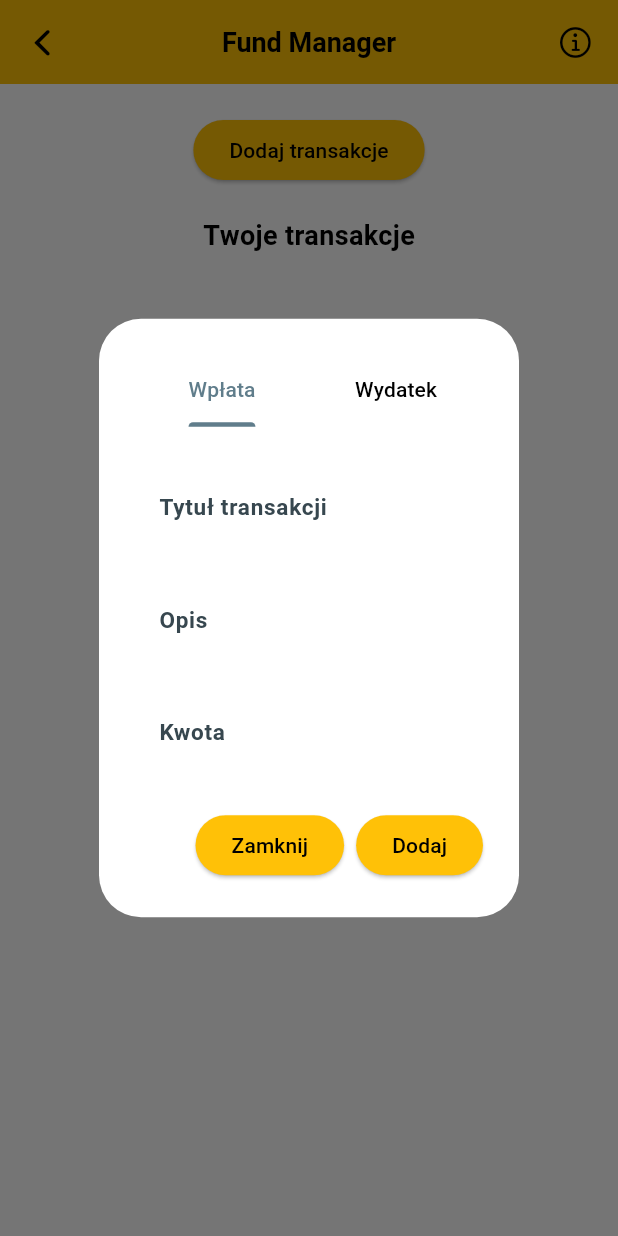
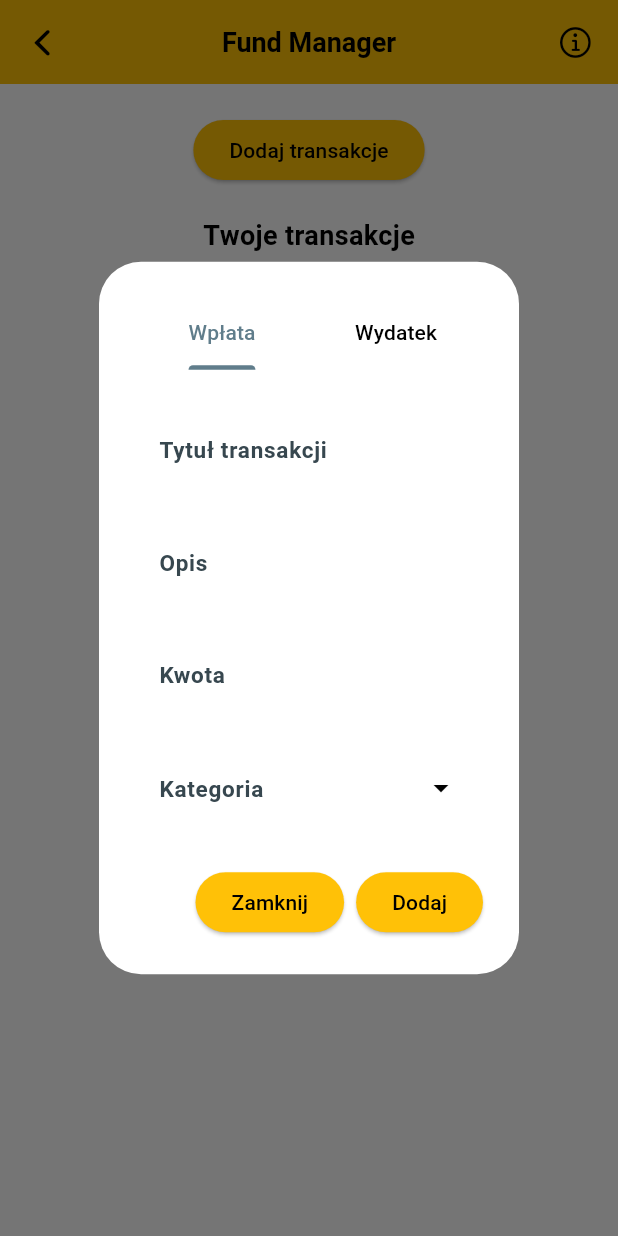
Before and after one commit to Gugson-dev/fund_manager, a Flutter app: the History screen opened directly, after a tap on "Dodaj transakcje", on a phone screen of 412 x 824 dp. Run offline on Flutter 3.47's test engine with Material 3 defaults, Android fonts, the phone set to English and light mode, and no system bars; our stand-ins replace google_fonts, shared_preferences; accounts and stored records are empty.

Commit message:
added input for categories

```diff
--- a/lib/pages/transaction_history.dart
+++ b/lib/pages/transaction_history.dart
@@ -1,4 +1,5 @@
 import 'dart:convert';
+import 'package:flutter/cupertino.dart';
 import 'package:flutter/material.dart';
 import 'package:flutter/services.dart';
 import 'package:shared_preferences/shared_preferences.dart';
@@ -20,6 +21,7 @@ class _HistoryPageState extends State<History>
   TextEditingController titleController = TextEditingController();
   TextEditingController descriptionController = TextEditingController();
   TextEditingController valueController = TextEditingController();
+  TextEditingController categoryController = TextEditingController();
   late TabController _tabController;
 
 
@@ -122,6 +124,17 @@ class _HistoryPageState extends State<History>
                               OnePeriodInputFormatter(), // Custom formatter for one period
                             ],
                           ),
+                          const SizedBox(height: 20,),
+                          DropdownMenu<String>(
+                            expandedInsets: EdgeInsets.zero,
+                            label: const Text('Kategoria'),
+                            controller: categoryController,
+                            dropdownMenuEntries: const <DropdownMenuEntry<String>> [
+                              //if entry value exist like controller.text then nic
+                              //if entry value doesn't exist like controller.text then in set state add new entry
+                              DropdownMenuEntry(value: 'Jedzenie', label: 'Jedzenie')
+                            ],
+                          )
                         ],
                       ),
                     ),
```
